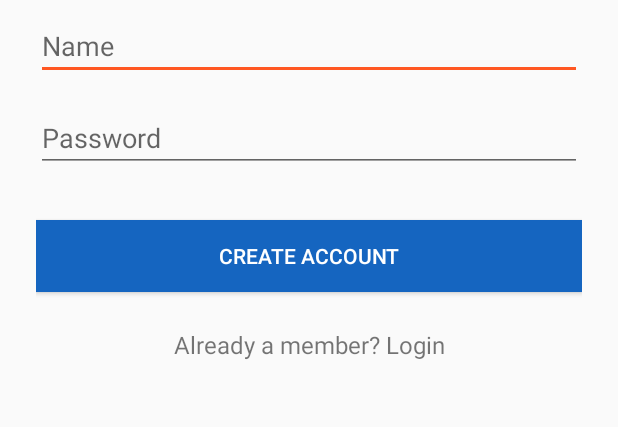
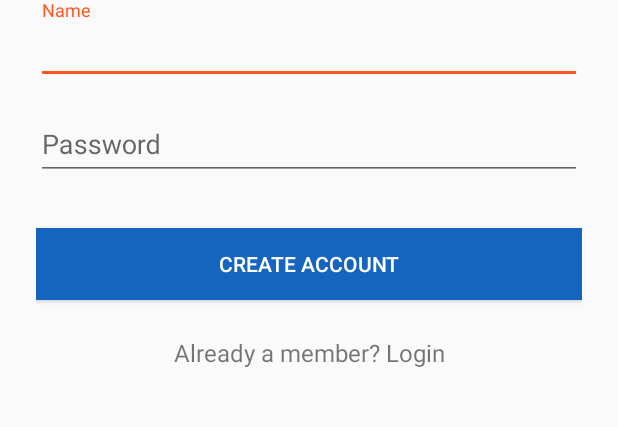
Before and after one commit to live-vstream/android_livestream, an Android app: the screen it shows after launch (SignupActivity), on a phone screen of 412 x 824 dp, the part 249-676 px from its top. Run offline under Robolectric (Android 15) with nearby library versions, the light colour scheme and no system bars; our stand-ins replace Volley.

Commit message:
Improved Sigin and Signup UI

```diff
--- a/app/build.gradle
+++ b/app/build.gradle
@@ -28,4 +28,6 @@ dependencies {
     compile 'com.android.support:appcompat-v7:24.2.1'
     compile 'com.android.support:support-v4:24.2.1'
     testCompile 'junit:junit:4.12'
+
+    compile 'com.android.support:design:24.2.1'
 }
--- a/app/src/main/res/layout/activity__sign_up.xml
+++ b/app/src/main/res/layout/activity__sign_up.xml
@@ -26,6 +26,10 @@
             tools:ignore="HardcodedText" />
 
         <!--  Name Label -->
+            <android.support.design.widget.TextInputLayout
+                android:id="@+id/input_layout_name"
+                android:layout_width="match_parent"
+                android:layout_height="wrap_content">
 
                 <EditText android:id="@+id/input_name"
                     android:layout_width="match_parent"
@@ -35,10 +39,13 @@
                     android:inputType="text"
                     android:hint="Name"
                     tools:ignore="HardcodedText" />
-
+                </android.support.design.widget.TextInputLayout>
 
         <!-- Password Label -->
-
+        <android.support.design.widget.TextInputLayout
+            android:id="@+id/input_layout_password"
+            android:layout_width="match_parent"
+            android:layout_height="wrap_content">
             <EditText android:id="@+id/input_password"
                 android:layout_width="match_parent"
                 android:layout_height="wrap_content"
@@ -47,6 +54,7 @@
                 android:layout_marginBottom="8dp"
                 android:hint="Password"
                 tools:ignore="HardcodedText" />
+        </android.support.design.widget.TextInputLayout>
 
         <!-- Signup Button -->
         <android.support.v7.widget.AppCompatButton
```
Also changed, not shown: app/src/main/res/layout/activity_signin.xml (+10 -3 lines). Lines whose indentation alone changed are shown as unchanged.
